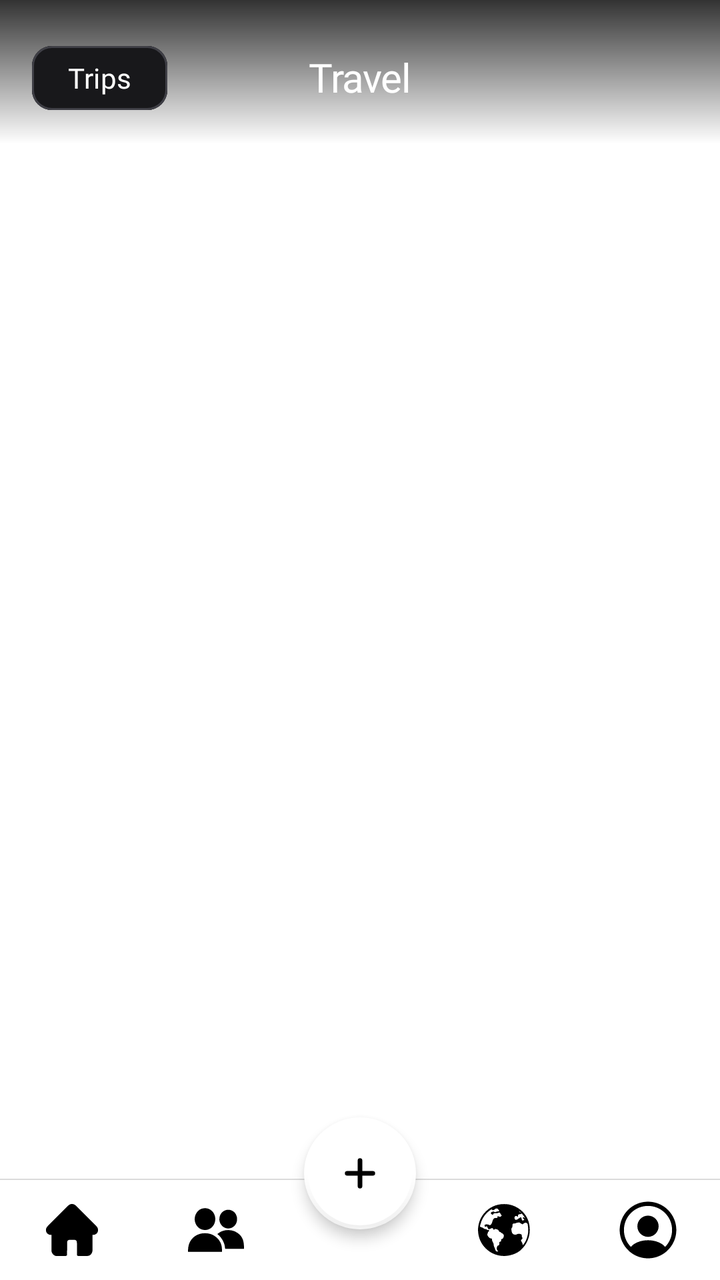
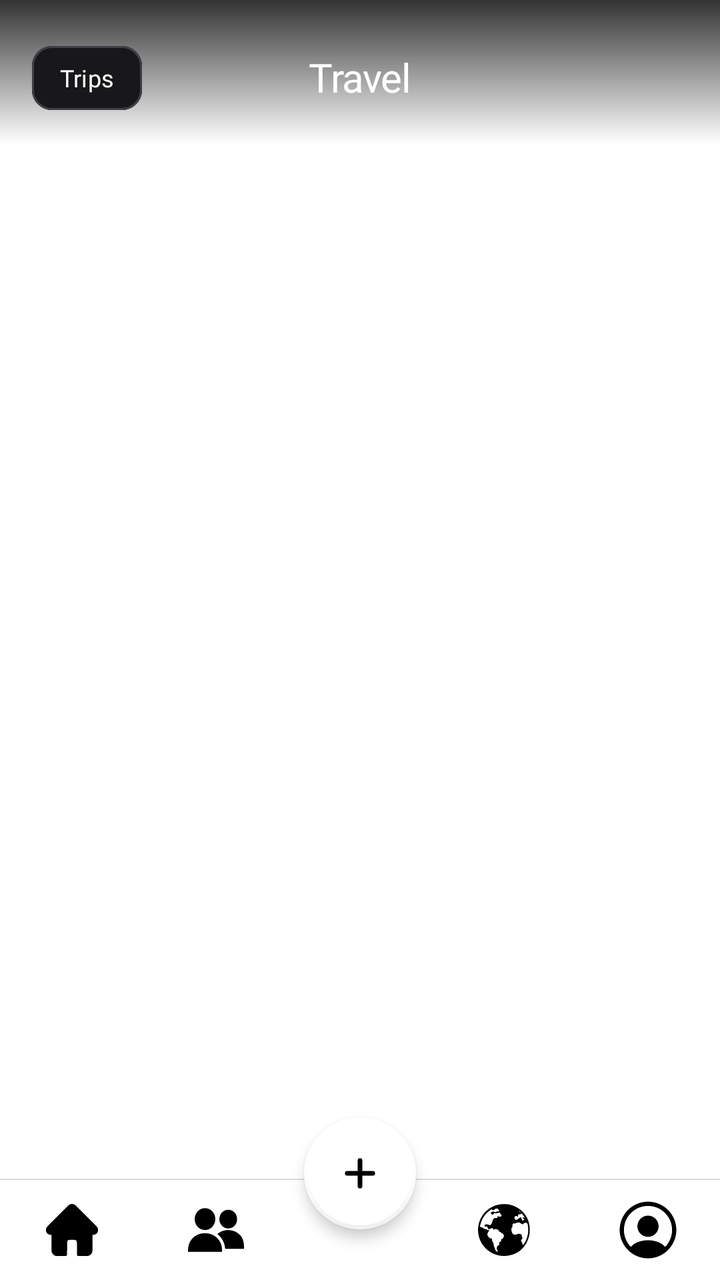

The first picture is an Android layout as it rendered before a commit; the second is the same layout after the commit. The layout source and the unified diff follow.
<!-- AndroidManifest.xml: activity theme Theme.Travel -->
<!-- res/layout/activity_main.xml -->
<?xml version="1.0" encoding="utf-8"?>
<androidx.constraintlayout.widget.ConstraintLayout
    xmlns:android="http://schemas.android.com/apk/res/android"
    xmlns:app="http://schemas.android.com/apk/res-auto"
    android:fitsSystemWindows="true"
    android:layout_width="match_parent"
    android:layout_height="match_parent"
    android:background="@color/white">

    <androidx.constraintlayout.widget.ConstraintLayout
        android:id="@+id/hero_section"
        android:layout_width="0dp"
        android:layout_height="72dp"
        android:paddingStart="16dp"
        android:paddingEnd="16dp"
        android:paddingTop="21dp"
        android:paddingBottom="16dp"
        android:elevation="1dp"
        android:background="@drawable/gradient_hero_bg"
        app:layout_constraintTop_toTopOf="parent"
        app:layout_constraintStart_toStartOf="parent"
        app:layout_constraintEnd_toEndOf="parent">

        <com.google.android.material.button.MaterialButton
            android:id="@+id/tripButton"
            android:layout_width="wrap_content"
            android:layout_height="40dp"
            android:text="Trips"
            android:backgroundTint="@color/button_primary"
            android:textSize="14sp"
            android:textColor="@color/button_primary_text"
            android:minWidth="0dp"
            android:fontFamily="@font/mont_bold"
            android:paddingHorizontal="18dp"
            app:cornerRadius="10dp"
            app:strokeColor="#3F3F46"
            app:strokeWidth="1dp"
            app:layout_constraintBottom_toBottomOf="parent"
            app:layout_constraintStart_toStartOf="parent"
            app:layout_constraintTop_toTopOf="parent" />

        <TextView
            android:id="@+id/hero_location"
            android:layout_width="wrap_content"
            android:layout_height="wrap_content"
            android:text="Travel"
            android:textColor="@color/text_white"
            android:textSize="20sp"
            android:fontFamily="@font/mont_heavy"
            android:letterSpacing="-0.025"
            app:layout_constraintEnd_toEndOf="parent"
            app:layout_constraintStart_toStartOf="parent"
            app:layout_constraintTop_toTopOf="parent"
            app:layout_constraintBottom_toBottomOf="parent" />

    </androidx.constraintlayout.widget.ConstraintLayout>

    <View
        android:id="@+id/top_divider"
        android:layout_width="0dp"
        android:layout_height="0.5dp"
        android:background="@android:color/transparent"
        app:layout_constraintTop_toBottomOf="@id/hero_section"
        app:layout_constraintStart_toStartOf="parent"
        app:layout_constraintEnd_toEndOf="parent" />

    <FrameLayout
        android:id="@+id/fragment_container"
        android:layout_width="0dp"
        android:layout_height="0dp"
        android:background="@color/white"
        app:layout_constraintTop_toTopOf="parent"
        app:layout_constraintBottom_toTopOf="@id/bottom_divider"
        app:layout_constraintStart_toStartOf="parent"
        app:layout_constraintEnd_toEndOf="parent" />

    <View
        android:id="@+id/bottom_divider"
        android:layout_width="0dp"
        android:layout_height="0.5dp"
        android:background="@color/divider"
        app:layout_constraintBottom_toTopOf="@id/custom_bottom_bar"
        app:layout_constraintStart_toStartOf="parent"
        app:layout_constraintEnd_toEndOf="parent" />

    <LinearLayout
        android:id="@+id/custom_bottom_bar"
        android:layout_width="0dp"
        android:layout_height="50dp"
        android:orientation="horizontal"
        android:background="@color/white"
        android:gravity="center_vertical"
        app:layout_constraintBottom_toBottomOf="parent"
        app:layout_constraintStart_toStartOf="parent"
        app:layout_constraintEnd_toEndOf="parent">

        <ImageButton
            android:id="@+id/nav_home"
            android:layout_width="0dp"
            android:layout_height="match_parent"
            android:layout_weight="1"
            android:padding="12dp"
            android:src="@drawable/ic_home"
            android:scaleType="centerInside"
            android:background="?attr/selectableItemBackgroundBorderless"
            android:contentDescription="Home Feed" />

        <ImageButton
            android:id="@+id/nav_friends"
            android:layout_width="0dp"
            android:layout_height="match_parent"
            android:layout_weight="1"
            android:padding="11dp"
            android:src="@drawable/ic_friends"
            android:scaleType="centerInside"
            android:background="?attr/selectableItemBackgroundBorderless"
            android:contentDescription="Friends" />

        <View
            android:id="@+id/nav_placeholder"
            android:layout_width="0dp"
            android:layout_height="match_parent"
            android:layout_weight="1" />

        <ImageButton
            android:id="@+id/nav_map"
            android:layout_width="0dp"
            android:layout_height="match_parent"
            android:layout_weight="1"
            android:padding="12dp"
            android:src="@drawable/ic_globe"
            android:scaleType="centerInside"
            android:background="?attr/selectableItemBackgroundBorderless"
            android:contentDescription="Map" />

        <ImageButton
            android:id="@+id/nav_profile"
            android:layout_width="0dp"
            android:layout_height="match_parent"
            android:layout_weight="1"
            android:padding="8dp"
            android:src="@drawable/ic_profile"
            android:scaleType="centerInside"
            android:background="?attr/selectableItemBackgroundBorderless"
            android:contentDescription="Profile" />

    </LinearLayout>

    <com.google.android.material.floatingactionbutton.FloatingActionButton
        android:id="@+id/fab_add_picture"
        android:layout_width="wrap_content"
        android:layout_height="wrap_content"
        android:contentDescription="Add"
        android:src="@drawable/ic_plus"
        app:backgroundTint="@color/white"
        app:tint="@color/black"
        app:fabCustomSize="56dp"
        app:maxImageSize="22dp"
        app:elevation="4dp"
        app:borderWidth="2dp"
        app:strokeColor="#D4D4D8"
        app:shapeAppearanceOverlay="@style/ShapeAppearanceOverlay.Circle"
        app:layout_constraintBottom_toTopOf="@id/custom_bottom_bar"
        app:layout_constraintEnd_toEndOf="parent"
        app:layout_constraintStart_toStartOf="parent"
        android:layout_marginBottom="-25dp" />

</androidx.constraintlayout.widget.ConstraintLayout>
<!-- resources referenced by this layout -->
<resources>
  <color name="black">#FF000000</color>
  <color name="button_primary">#FF18181B</color>
  <color name="button_primary_text">#FFFFFFFF</color>
  <color name="divider">#FFDBDBDB</color>
  <color name="text_white">#FFFFFFFF</color>
  <color name="white">#FFFFFFFF</color>
  <!-- drawable gradient_hero_bg (drawable) -->
  <?xml version="1.0" encoding="utf-8"?>
  <shape xmlns:android="http://schemas.android.com/apk/res/android">
      <gradient
          android:startColor="#CC000000"
          android:endColor="#00000000"
          android:angle="270" />
  </shape>
  <!-- drawable ic_friends: vector/xml drawable (drawable, 2557 chars, omitted) -->
  <!-- drawable ic_globe: vector/xml drawable (drawable, 9559 chars, omitted) -->
  <!-- drawable ic_home: vector/xml drawable (drawable, 4924 chars, omitted) -->
  <!-- drawable ic_plus (drawable) -->
  <?xml version="1.0" encoding="utf-8"?>
  <vector xmlns:android="http://schemas.android.com/apk/res/android"
      android:width="24dp"
      android:height="24dp"
      android:viewportWidth="24"
      android:viewportHeight="24">
      <path
          android:pathData="M12,5L12,19M5,12L19,12"
          android:strokeWidth="2.5"
          android:strokeColor="#000000"
          android:strokeLineCap="round" />
  </vector>
  <!-- drawable ic_profile (drawable) -->
  <vector xmlns:android="http://schemas.android.com/apk/res/android"
      android:width="200dp"
      android:height="200dp"
      android:viewportWidth="24"
      android:viewportHeight="24">
    <path
        android:pathData="M22,12C22,6.49 17.51,2 12,2C6.49,2 2,6.49 2,12C2,14.9 3.25,17.51 5.23,19.34C5.23,19.35 5.23,19.35 5.22,19.36C5.32,19.46 5.44,19.54 5.54,19.63C5.6,19.68 5.65,19.73 5.71,19.77C5.89,19.92 6.09,20.06 6.28,20.2C6.35,20.25 6.41,20.29 6.48,20.34C6.67,20.47 6.87,20.59 7.08,20.7C7.15,20.74 7.23,20.79 7.3,20.83C7.5,20.94 7.71,21.04 7.93,21.13C8.01,21.17 8.09,21.21 8.17,21.24C8.39,21.33 8.61,21.41 8.83,21.48C8.91,21.51 8.99,21.54 9.07,21.56C9.31,21.63 9.55,21.69 9.79,21.75C9.86,21.77 9.93,21.79 10.01,21.8C10.29,21.86 10.57,21.9 10.86,21.93C10.9,21.93 10.94,21.94 10.98,21.95C11.32,21.98 11.66,22 12,22C12.34,22 12.68,21.98 13.01,21.95C13.05,21.95 13.09,21.94 13.13,21.93C13.42,21.9 13.7,21.86 13.98,21.8C14.05,21.79 14.12,21.76 14.2,21.75C14.44,21.69 14.69,21.64 14.92,21.56C15,21.53 15.08,21.5 15.16,21.48C15.38,21.4 15.61,21.33 15.82,21.24C15.9,21.21 15.98,21.17 16.06,21.13C16.27,21.04 16.48,20.94 16.69,20.83C16.77,20.79 16.84,20.74 16.91,20.7C17.11,20.58 17.31,20.47 17.51,20.34C17.58,20.3 17.64,20.25 17.71,20.2C17.91,20.06 18.1,19.92 18.28,19.77C18.34,19.72 18.39,19.67 18.45,19.63C18.56,19.54 18.67,19.45 18.77,19.36C18.77,19.35 18.77,19.35 18.76,19.34C20.75,17.51 22,14.9 22,12ZM16.94,16.97C14.23,15.15 9.79,15.15 7.06,16.97C6.62,17.26 6.26,17.6 5.96,17.97C4.44,16.43 3.5,14.32 3.5,12C3.5,7.31 7.31,3.5 12,3.5C16.69,3.5 20.5,7.31 20.5,12C20.5,14.32 19.56,16.43 18.04,17.97C17.75,17.6 17.38,17.26 16.94,16.97Z"
        android:fillColor="#000000"/>
    <path
        android:pathData="M12,6.93C9.93,6.93 8.25,8.61 8.25,10.68C8.25,12.71 9.84,14.36 11.95,14.42C11.98,14.42 12.02,14.42 12.04,14.42C12.06,14.42 12.09,14.42 12.11,14.42C12.12,14.42 12.13,14.42 12.13,14.42C14.15,14.35 15.74,12.71 15.75,10.68C15.75,8.61 14.07,6.93 12,6.93Z"
        android:fillColor="#000000"/>
  </vector>
  <style name="ShapeAppearanceOverlay.Circle" parent="">
          <item name="cornerSize">50%</item>
      </style>
  <style name="Theme.Travel" parent="Theme.Material3.DayNight.NoActionBar">
          <item name="colorPrimary">#2196F3</item>
          <item name="colorOnPrimary">@android:color/white</item>
      </style>
</resources>

<!-- the commit's change to res/layout/activity_main.xml (unified diff, before → after) -->
@@ -27,11 +27,11 @@
             android:layout_height="40dp"
             android:text="Trips"
             android:backgroundTint="@color/button_primary"
-            android:textSize="14sp"
+            android:textSize="12sp"
             android:textColor="@color/button_primary_text"
             android:minWidth="0dp"
             android:fontFamily="@font/mont_bold"
-            android:paddingHorizontal="18dp"
+            android:paddingHorizontal="14dp"
             app:cornerRadius="10dp"
             app:strokeColor="#3F3F46"
             app:strokeWidth="1dp"
